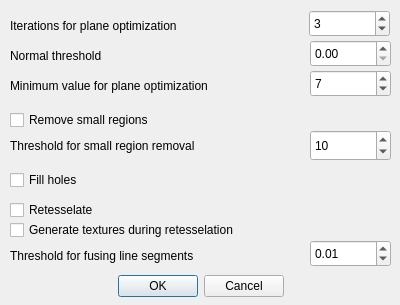
Before: the Qt Designer form src/tools/viewer/ui/LVROptimizationPlanarOptimizationDialogUI.ui in uos/lvr2, drawn with Qt 5.
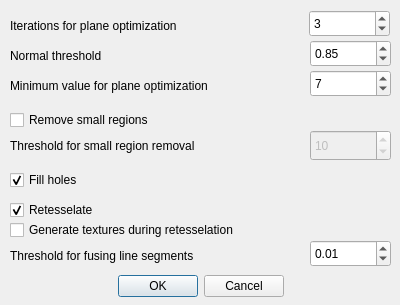
After: the same form once the commit is applied.

Commit message: further work on Planar Optimization dialog

```diff
--- a/src/tools/viewer/ui/LVROptimizationPlanarOptimizationDialogUI.ui
+++ b/src/tools/viewer/ui/LVROptimizationPlanarOptimizationDialogUI.ui
@@ -89,6 +89,12 @@
      <height>27</height>
     </rect>
    </property>
+   <property name="singleStep">
+    <double>0.010000000000000</double>
+   </property>
+   <property name="value">
+    <double>0.850000000000000</double>
+   </property>
   </widget>
   <widget class="QLabel" name="label_mp">
    <property name="geometry">
@@ -149,6 +155,9 @@
    </property>
   </widget>
   <widget class="QSpinBox" name="spinBox_sr">
+   <property name="enabled">
+    <bool>false</bool>
+   </property>
    <property name="geometry">
     <rect>
      <x>310</x>
@@ -179,6 +188,9 @@
    <property name="text">
     <string>Fill holes</string>
    </property>
+   <property name="checked">
+    <bool>true</bool>
+   </property>
   </widget>
   <widget class="QCheckBox" name="checkBox_rt">
    <property name="geometry">
@@ -192,6 +204,9 @@
    <property name="text">
     <string>Retesselate</string>
    </property>
+   <property name="checked">
+    <bool>true</bool>
+   </property>
   </widget>
   <widget class="QCheckBox" name="checkBox_rt_2">
    <property name="geometry">
```
Left out of the diff: 9 changed lines with no effect on the pictures. The commit also changes 2 other files.
